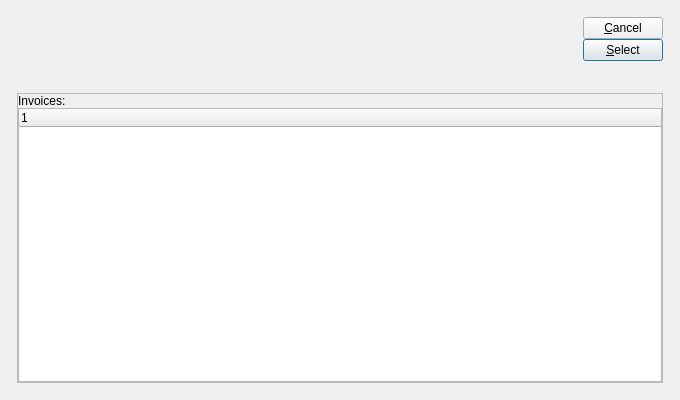
The window that guiclient/invoiceList.ui (Pegasus-RPG/xtuple-client) describes before a commit, drawn with Qt 5.
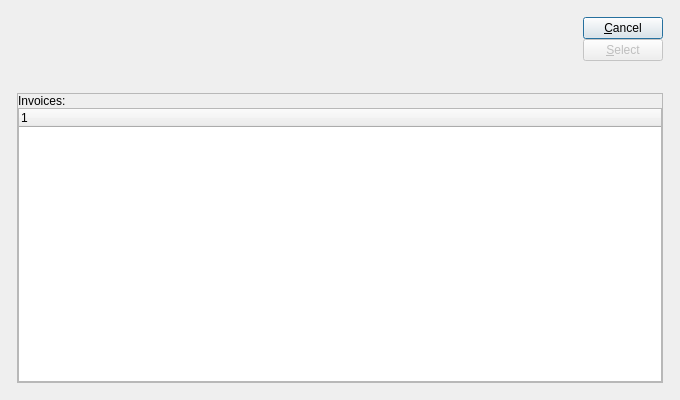
The same window after the commit. Custom widgets are drawn as their Qt base class.

```diff
--- a/guiclient/invoiceList.ui
+++ b/guiclient/invoiceList.ui
@@ -107,8 +107,8 @@
                <property name="text">
                 <string>&amp;Select</string>
                </property>
-               <property name="default">
-                <bool>true</bool>
+               <property name="enabled">
+                <bool>false</bool>
                </property>
               </widget>
              </item>
```
Left out of the diff: 41 changed lines with no effect on the pictures.
